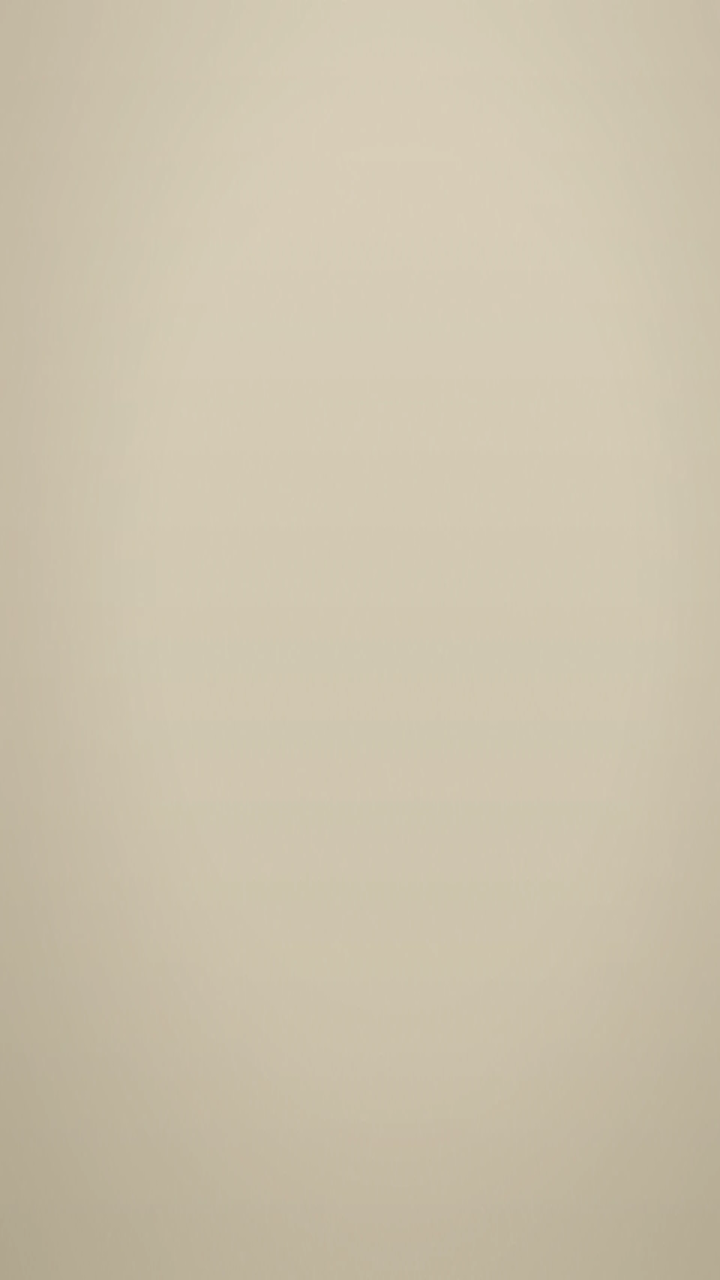
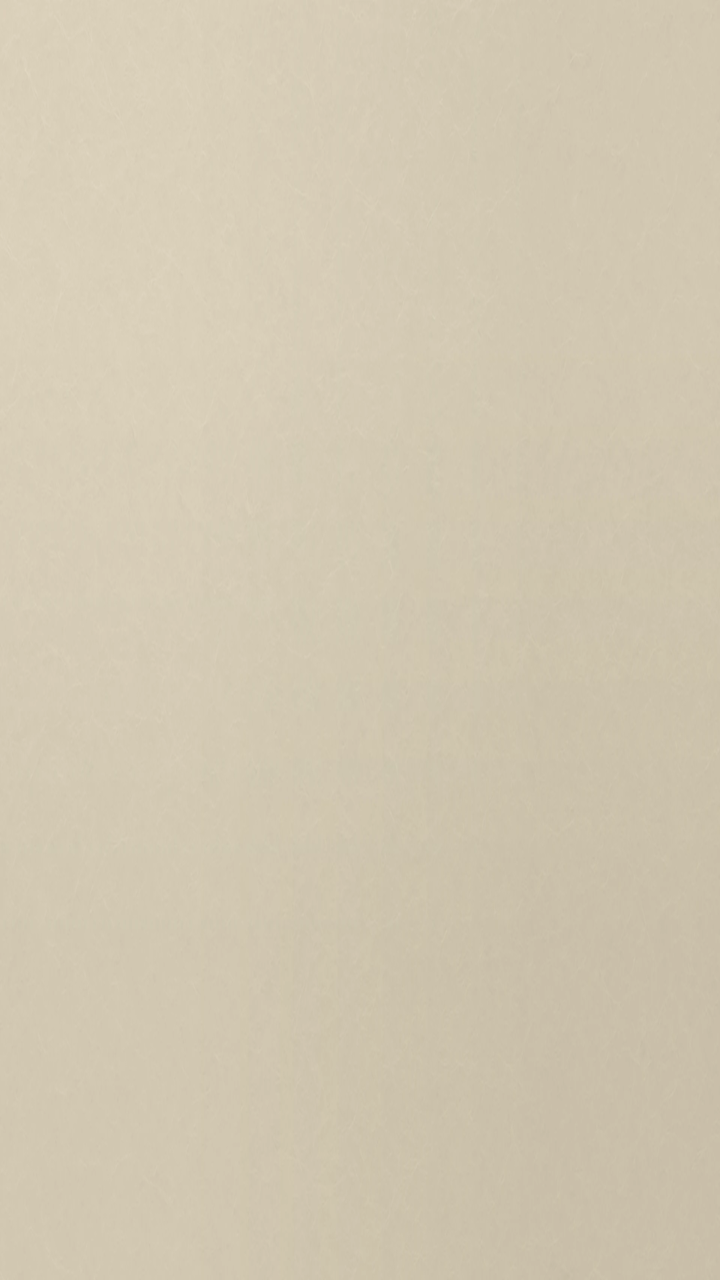

Before-and-after screenshots of an Android layout around one commit, followed by the original layout XML and the change that was made.
<!-- AndroidManifest.xml: application theme AppTheme -->
<!-- res/layout/section_header.xml -->
<?xml version="1.0" encoding="utf-8"?>
<LinearLayout xmlns:android="http://schemas.android.com/apk/res/android"
    android:layout_width="match_parent"
    android:layout_height="wrap_content"
    android:focusable="true"
    android:focusableInTouchMode="true"
    android:gravity="center_vertical"
    android:orientation="horizontal"
    android:paddingTop="9dp"
    android:paddingBottom="9dp">

    <ImageView
        android:id="@+id/section_icon"
        android:layout_width="26dp"
        android:layout_height="26dp"
        android:layout_marginEnd="14dp"
        android:importantForAccessibility="no" />

    <TextView
        android:id="@+id/section_label"
        android:layout_width="wrap_content"
        android:layout_height="wrap_content"
        android:ellipsize="end"
        android:fontFamily="sans-serif-condensed"
        android:maxLines="1"
        android:textColor="@color/text_primary"
        android:textSize="20sp" />
</LinearLayout>
<!-- resources referenced by this layout -->
<resources>
  <color name="text_primary">#1D1B18</color>
  <style name="AppTheme" parent="@style/Theme.Leanback">
          <item name="android:windowBackground">@drawable/app_background</item>
          <item name="android:colorBackground">@color/bg_solid</item>
          <item name="defaultBrandColor">@color/brand</item>
          <item name="defaultBrandColorDark">@color/panel_dark</item>
          <item name="defaultSearchColor">@color/surface</item>
          <item name="defaultSearchBrightColor">@color/surface_focused</item>
          <item name="defaultSearchIconColor">@color/ink</item>
          <item name="android:textColorPrimary">@color/text_primary</item>
          <item name="android:textColorSecondary">@color/text_secondary</item>
          <item name="android:textColorHint">@color/text_secondary</item>
          <item name="android:editTextColor">@color/text_primary</item>
          <item name="android:colorAccent">@color/accent</item>
          <item name="android:colorControlNormal">@color/text_secondary</item>
          <item name="android:colorControlActivated">@color/accent</item>
          <item name="android:alertDialogTheme">@style/AppDialog</item>
      </style>
  <!-- drawable app_background (drawable) -->
  <?xml version="1.0" encoding="utf-8"?>
  <bitmap xmlns:android="http://schemas.android.com/apk/res/android"
      android:gravity="fill"
      android:src="@drawable/app_background_image" />
  <color name="bg_solid">#D2C9B4</color>
  <color name="brand">#D2C9B4</color>
  <color name="panel_dark">#CFC6B0</color>
  <color name="surface">#E3DBC8</color>
  <color name="surface_focused">#F0E9D9</color>
  <color name="ink">#1D1B18</color>
  <color name="text_secondary">#5F5A50</color>
  <color name="accent">#BF3327</color>
  <style name="AppDialog" parent="@android:style/Theme.Material.Light.Dialog.Alert">
          <item name="android:colorAccent">@color/accent</item>
          <item name="android:colorBackground">@color/surface_focused</item>
          <item name="android:textColorPrimary">@color/text_primary</item>
          <item name="android:textColorSecondary">@color/text_secondary</item>
      </style>
  <!-- drawable app_background_image: webp bitmap (drawable-nodpi, 20428 bytes) -->
</resources>

<!-- the commit's change to res/layout/section_header.xml (unified diff, before → after) -->
@@ -24,5 +24,5 @@
         android:fontFamily="sans-serif-condensed"
         android:maxLines="1"
         android:textColor="@color/text_primary"
-        android:textSize="20sp" />
+        android:textSize="22sp" />
 </LinearLayout>
<!-- resource entries referenced after the edit -->
@@ -29,7 +29,7 @@
   <color name="surface">#E3DBC8</color>
   <color name="surface_focused">#F0E9D9</color>
   <color name="ink">#1D1B18</color>
-  <color name="text_secondary">#5F5A50</color>
+  <color name="text_secondary">#4D483F</color>
   <color name="accent">#BF3327</color>
   <style name="AppDialog" parent="@android:style/Theme.Material.Light.Dialog.Alert">
           <item name="android:colorAccent">@color/accent</item>
@@ -37,6 +37,6 @@
           <item name="android:textColorPrimary">@color/text_primary</item>
           <item name="android:textColorSecondary">@color/text_secondary</item>
       </style>
-  <!-- drawable app_background_image: webp bitmap (drawable-nodpi, 20428 bytes) -->
+  <!-- drawable app_background_image: webp bitmap (drawable-nodpi, 54256 bytes) -->
 </resources>
 
